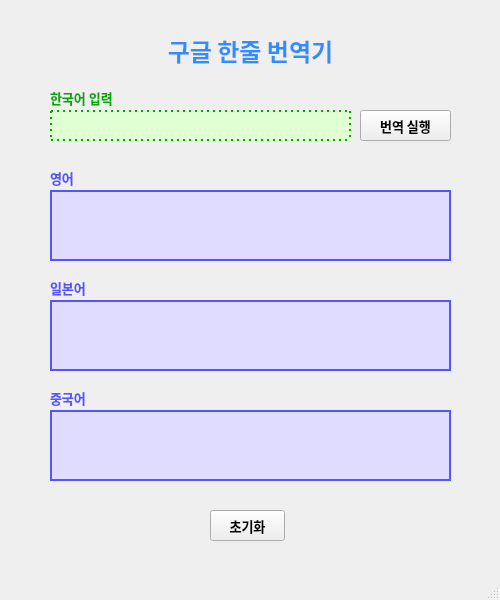
Before: the Qt Designer form ui/goo_ui.ui in JumpingDragon/gooTranApp, drawn with Qt 5.
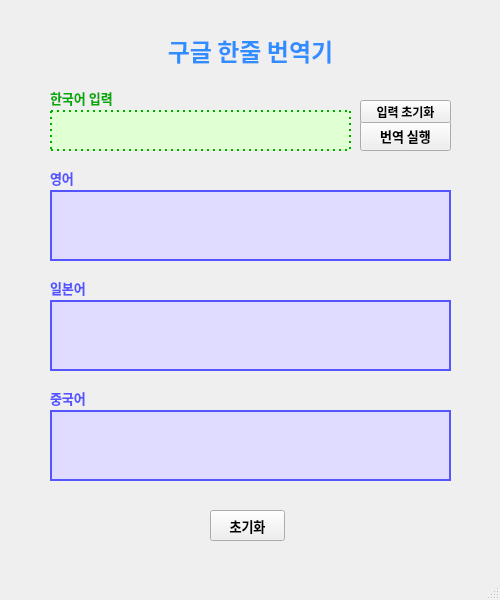
After: the same form once the commit is applied.

Commit message: input initialization added

Diff of the .ui file:
```diff
--- a/ui/goo_ui.ui
+++ b/ui/goo_ui.ui
@@ -47,7 +47,7 @@
       <x>50</x>
       <y>110</y>
       <width>301</width>
-      <height>31</height>
+      <height>41</height>
      </rect>
     </property>
     <property name="styleSheet">
@@ -218,7 +218,7 @@
     <property name="geometry">
      <rect>
       <x>360</x>
-      <y>110</y>
+      <y>120</y>
       <width>91</width>
       <height>31</height>
      </rect>
@@ -235,6 +235,26 @@
      <string>번역 실행</string>
     </property>
    </widget>
+   <widget class="QPushButton" name="inpt_init">
+    <property name="geometry">
+     <rect>
+      <x>360</x>
+      <y>100</y>
+      <width>91</width>
+      <height>23</height>
+     </rect>
+    </property>
+    <property name="font">
+     <font>
+      <family>함초롬돋움</family>
+      <weight>75</weight>
+      <bold>true</bold>
+     </font>
+    </property>
+    <property name="text">
+     <string>입력 초기화</string>
+    </property>
+   </widget>
   </widget>
   <widget class="QMenuBar" name="menubar">
    <property name="geometry">
```
The commit also changes 1 other file.
